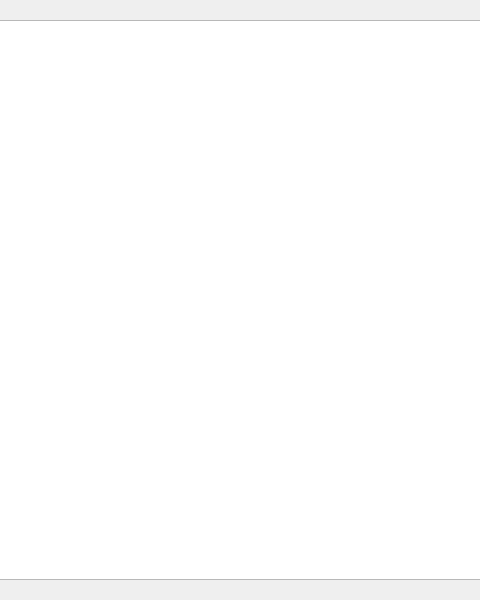
First picture: the form in ui/IntersectionWidget.ui, repository dpietruchowski/smart-intersections, before the edit; both pictures show x 160 to 640 and y 0 to 600 of the 800 by 600 pixel window.
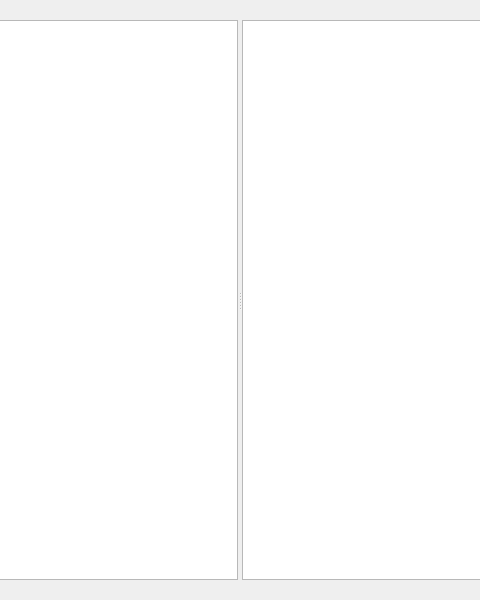
Second picture: the form after the edit.

```diff
--- a/ui/IntersectionWidget.ui
+++ b/ui/IntersectionWidget.ui
@@ -22,7 +22,10 @@
   <layout class="QHBoxLayout" name="horizontalLayout">
    <item>
     <widget class="QStackedWidget" name="stackedWidget">
-     <widget class="QWidget" name="pageGraphics">
+     <property name="currentIndex">
+      <number>2</number>
+     </property>
+     <widget class="QWidget" name="pageScene">
       <layout class="QGridLayout" name="gridLayout">
        <item row="0" column="0">
         <widget class="QGraphicsView" name="graphicsView"/>
@@ -40,6 +43,19 @@
        </item>
       </layout>
      </widget>
+     <widget class="QWidget" name="pageSceneEdit">
+      <layout class="QHBoxLayout" name="horizontalLayout_2">
+       <item>
+        <widget class="QSplitter" name="splitter">
+         <property name="orientation">
+          <enum>Qt::Horizontal</enum>
+         </property>
+         <widget class="QTextEdit" name="textEdit_2"/>
+         <widget class="QGraphicsView" name="graphicsView_2"/>
+        </widget>
+       </item>
+      </layout>
+     </widget>
     </widget>
    </item>
   </layout>
```
Left out of the diff: 2 changed lines with no effect on the pictures.
